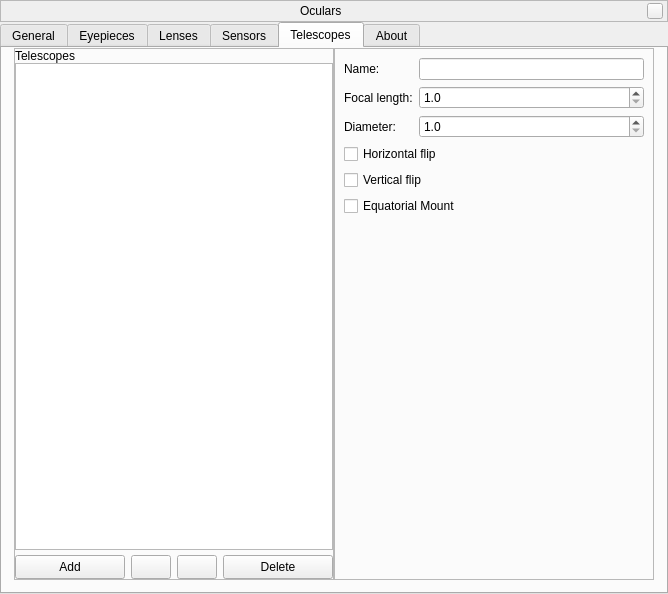
Above: plugins/Oculars/src/gui/ocularDialog.ui from 519984307/stellarium_src before the change. Below: the same form after it.
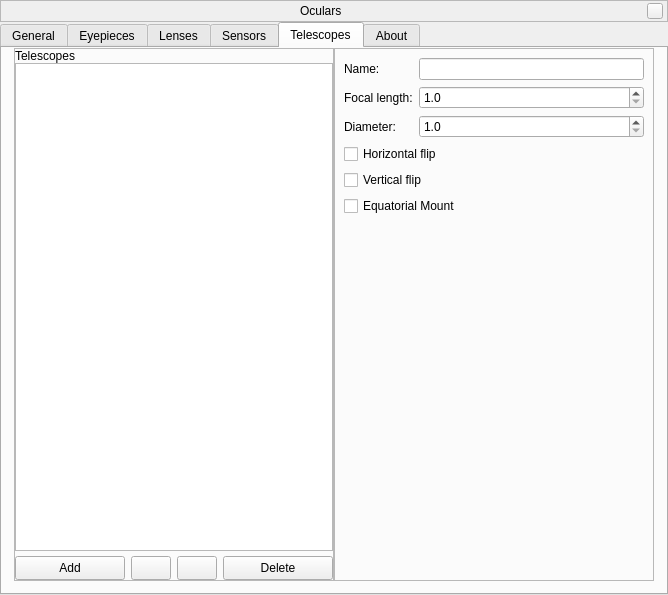
That is the form after the change. The open tabs and pages were chosen to show the change. Icons and pictures are not drawn. Custom widgets are drawn as their Qt base class.

Commit message: Changed the limits in Oculars plugin

What changed in the file:
```diff
--- a/plugins/Oculars/src/gui/ocularDialog.ui
+++ b/plugins/Oculars/src/gui/ocularDialog.ui
@@ -7,7 +7,7 @@
     <x>0</x>
     <y>0</y>
     <width>668</width>
-    <height>594</height>
+    <height>595</height>
    </rect>
   </property>
   <property name="sizePolicy">
```
Left out of the diff: 4 changed lines with no effect on the pictures.
